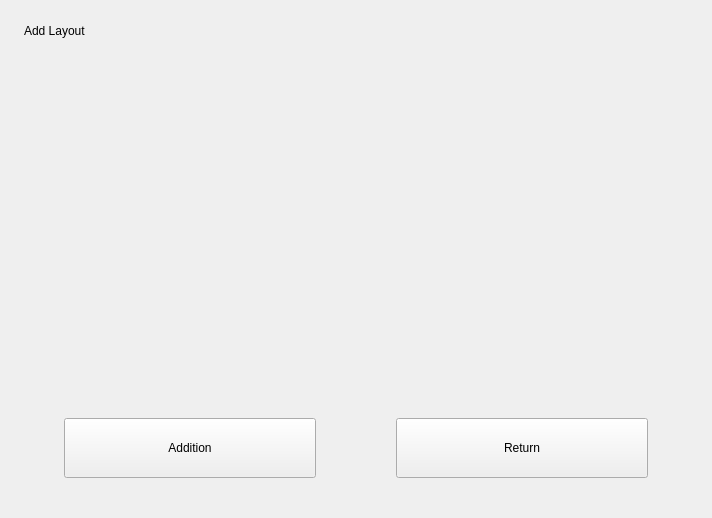
openeuler-mirror/kiran-control-panel, file plugins/keyboard/src/layout-page.ui: the form before one commit.
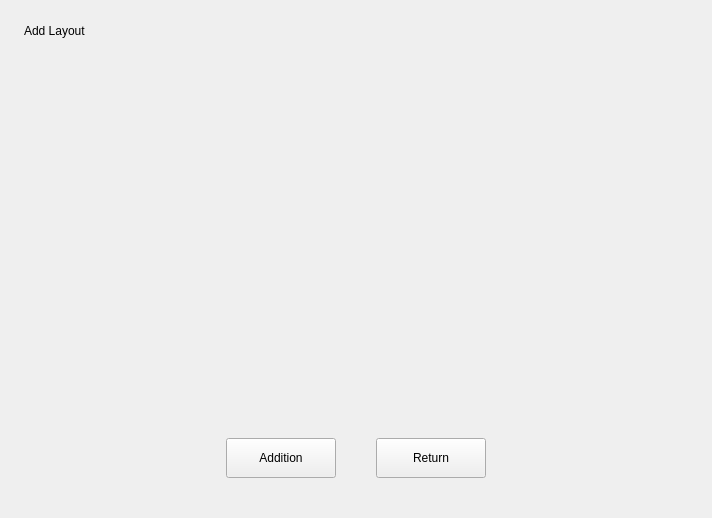
The form after the commit. Custom widgets are drawn as their Qt base class.

Patch:
```diff
--- a/plugins/keyboard/src/layout-page.ui
+++ b/plugins/keyboard/src/layout-page.ui
@@ -246,7 +246,7 @@
          </property>
          <layout class="QHBoxLayout" name="horizontalLayout_2">
           <property name="spacing">
-           <number>40</number>
+           <number>0</number>
           </property>
           <property name="leftMargin">
            <number>0</number>
@@ -283,14 +283,14 @@
             </property>
             <property name="minimumSize">
              <size>
-              <width>252</width>
-              <height>60</height>
+              <width>110</width>
+              <height>40</height>
              </size>
             </property>
             <property name="maximumSize">
              <size>
-              <width>252</width>
-              <height>60</height>
+              <width>110</width>
+              <height>40</height>
              </size>
             </property>
             <property name="text">
@@ -303,6 +303,9 @@
             <property name="orientation">
              <enum>Qt::Horizontal</enum>
             </property>
+            <property name="sizeType">
+             <enum>QSizePolicy::Fixed</enum>
+            </property>
             <property name="sizeHint" stdset="0">
              <size>
               <width>40</width>
@@ -321,14 +324,14 @@
             </property>
             <property name="minimumSize">
              <size>
-              <width>252</width>
-              <height>60</height>
+              <width>110</width>
+              <height>40</height>
              </size>
             </property>
             <property name="maximumSize">
              <size>
-              <width>252</width>
-              <height>60</height>
+              <width>110</width>
+              <height>40</height>
              </size>
             </property>
             <property name="text">
```
Left out of the diff: 2 changed lines with no effect on the pictures.
